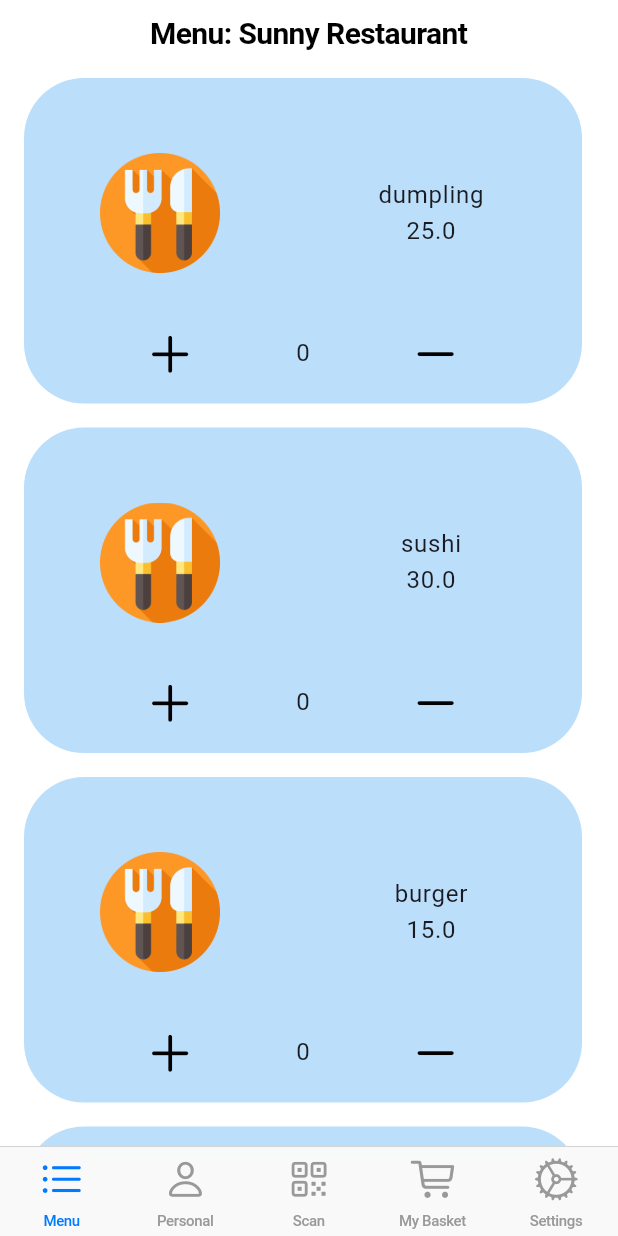
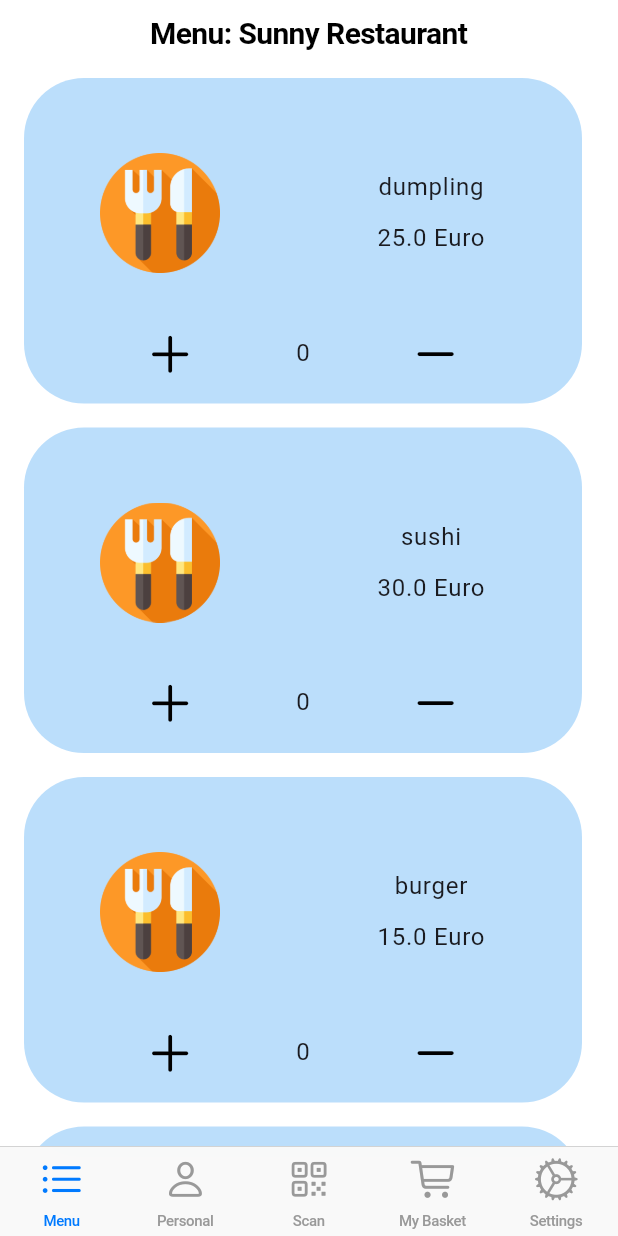
Before and after one commit to James-Leste/QR-Restaurants, a Flutter app: the screen it shows once a user with an empty profile is signed in, on a phone screen of 412 x 824 dp. Run offline on Flutter 3.47's test engine with Material 3 defaults, Android fonts, the phone set to English and light mode, and no system bars; our stand-ins replace cloud_firestore, firebase_auth, firebase_core; accounts and stored records are empty; generated files the repository leaves out were written again.

Commit message:
update stock item widget layout

```diff
--- a/lib/components/stock_item.dart
+++ b/lib/components/stock_item.dart
@@ -49,7 +49,8 @@ class StockItem extends StatelessWidget {
                         mainAxisAlignment: MainAxisAlignment.spaceEvenly,
                         children: [
                           Text(food.name),
-                          Text(food.price.toString()),
+                          SizedBox(height: 10),
+                          Text('${food.price.toString()} Euro'),
                         ],
                       )),
                 ),
```
